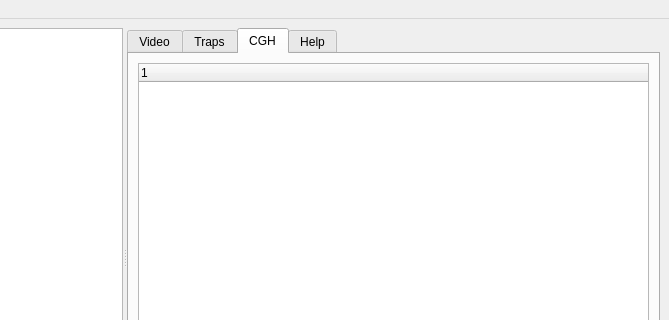
The window that PyFab.ui (davidgrier/QFab) describes before a commit, drawn with Qt 5; both pictures show x 353 to 1022 and y 0 to 320 of the 1022 by 516 pixel window.
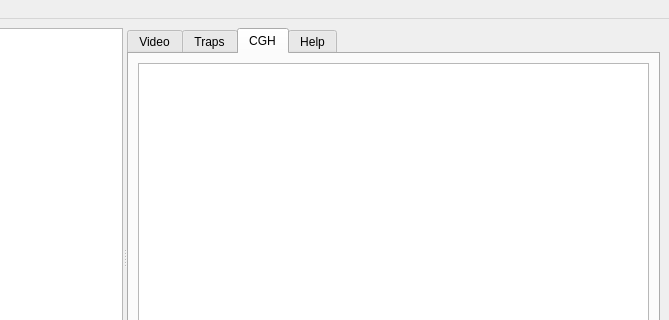
The same window after the commit. Icons and pictures are not drawn. Custom widgets are drawn as their Qt base class.

Commit message: first working save/restore settings

Diff of the .ui file:
```diff
--- a/PyFab.ui
+++ b/PyFab.ui
@@ -66,6 +66,9 @@
         <layout class="QVBoxLayout" name="verticalLayout_4">
          <item>
           <widget class="CGHTree" name="cghTree">
+           <attribute name="headerVisible">
+            <bool>false</bool>
+           </attribute>
            <column>
             <property name="text">
              <string notr="true">1</string>
```
Left out of the diff: 19 changed lines with no effect on the pictures. The commit also changes 2 other files.
